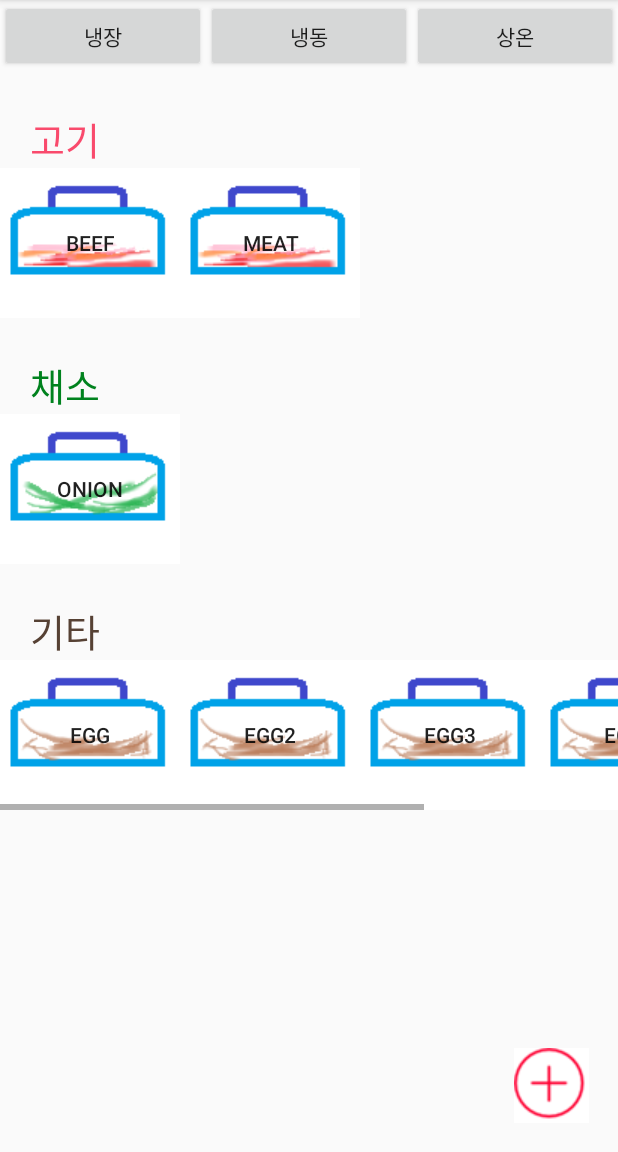
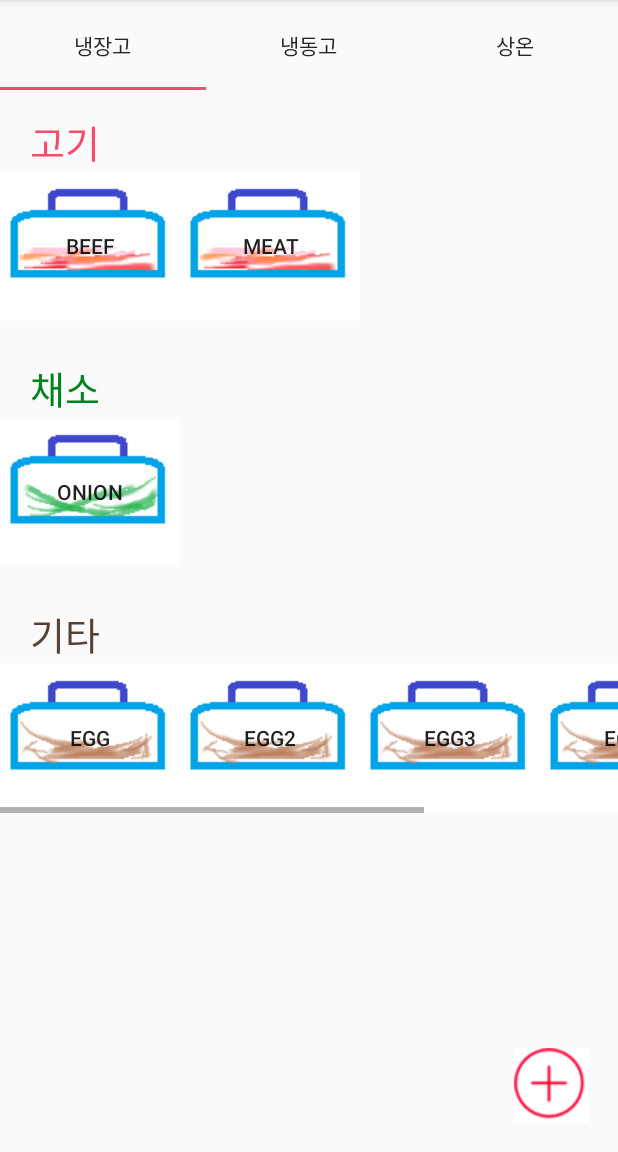
Before and after one commit to doodoo1213/Please_refrigerator, an Android app: the MainActivity screen opened directly, with no data from a screen before it, on a phone screen of 412 x 824 dp, the part 84-1236 px from its top. Run offline under Robolectric (Android 15) with nearby library versions, the phone set to English and light mode, and no system bars; our stand-ins replace ButterKnife.

Commit message:
- Tab 생성

```diff
--- a/app/src/main/java/com/example/kimjuyoung/please_refrigerator/activity/Freezer.java
+++ b/app/src/main/java/com/example/kimjuyoung/please_refrigerator/activity/Freezer.java
@@ -51,7 +51,7 @@ public class Freezer extends Fragment implements View.OnClickListener{
     }
     private void input_data(){
         meat_info.add(new Food_info("Beef", "2015.01.01"));
-        meat_info.add(new Food_info("Meat", "2015.01.02"));
+
 
         vege_info.add(new Food_info("onion", "2015.01.01"));
 
--- a/app/src/main/java/com/example/kimjuyoung/please_refrigerator/activity/MainActivity.java
+++ b/app/src/main/java/com/example/kimjuyoung/please_refrigerator/activity/MainActivity.java
@@ -2,13 +2,13 @@ package com.example.kimjuyoung.please_refrigerator.activity;
 
 
 import android.content.Intent;
+import android.support.design.widget.TabLayout;
 import android.support.v4.app.FragmentStatePagerAdapter;
 import android.support.v4.view.ViewPager;
 import android.support.v7.app.AppCompatActivity;
 import android.os.Bundle;
 import android.view.View;
-import android.widget.Button;
-import android.widget.Toast;
+
 
 import com.example.kimjuyoung.please_refrigerator.R;
 
@@ -26,36 +26,26 @@ public class MainActivity extends AppCompatActivity
         ButterKnife.bind(this);                 // using ButterKnife
 
         vp = (ViewPager)findViewById(R.id.vp);
-        Button btn_first = (Button)findViewById(R.id.btn_ref);
-        Button btn_second = (Button)findViewById(R.id.btn_fre);
-        Button btn_third = (Button)findViewById(R.id.btn_ord);
-
         vp.setAdapter(new pagerAdapter(getSupportFragmentManager()));
         vp.setCurrentItem(0);
 
-        btn_first.setOnClickListener(movePageListener);
-        btn_first.setTag(0);
-        btn_second.setOnClickListener(movePageListener);
-        btn_second.setTag(1);
-        btn_third.setOnClickListener(movePageListener);
-        btn_third.setTag(2);
+        TabLayout tabLayout = (TabLayout) findViewById(R.id.Tab_list);
+        tabLayout.addTab(tabLayout.newTab().setText("냉장"));
+        tabLayout.setupWithViewPager(vp);
+
     }
-
-    View.OnClickListener movePageListener = new View.OnClickListener()
-    {
-        @Override
-        public void onClick(View v)
-        {
-            int tag = (int) v.getTag();
-            vp.setCurrentItem(tag);
-        }
-    };
 
     private class pagerAdapter extends FragmentStatePagerAdapter
     {
+        private String[] tabTitles = new String[]{"냉장고", "냉동고", "상온"};
+
         public pagerAdapter(android.support.v4.app.FragmentManager fm)
         {
             super(fm);
+        }
+        @Override
+        public CharSequence getPageTitle(int position) {
+            return tabTitles[position];
         }
         @Override
         public android.support.v4.app.Fragment getItem(int position)
--- a/app/src/main/java/com/example/kimjuyoung/please_refrigerator/activity/Ordinary.java
+++ b/app/src/main/java/com/example/kimjuyoung/please_refrigerator/activity/Ordinary.java
@@ -58,8 +58,6 @@ public class Ordinary extends Fragment implements View.OnClickListener{
         etc_info.add(new Food_info("egg", "2015.01.01"));
         etc_info.add(new Food_info("egg2", "2015.01.02"));
         etc_info.add(new Food_info("egg3", "2015.01.02"));
-        etc_info.add(new Food_info("egg4", "2015.01.02"));
-        etc_info.add(new Food_info("egg5", "2015.01.02"));
     }
     private void initList() {
         input_data();
--- a/app/src/main/res/layout/activity_main.xml
+++ b/app/src/main/res/layout/activity_main.xml
@@ -1,43 +1,42 @@
 <?xml version="1.0" encoding="utf-8"?>
 <RelativeLayout xmlns:android="http://schemas.android.com/apk/res/android"
+    xmlns:app="http://schemas.android.com/apk/res-auto"
     android:layout_width="match_parent"
     android:layout_height="match_parent"
     >
-    <LinearLayout
-        android:id="@+id/ll"
+
+    <android.support.design.widget.TabLayout
+        android:id="@+id/Tab_list"
         android:layout_width="match_parent"
-        android:layout_height="wrap_content"
-        android:orientation="horizontal">
+        android:layout_height="60dp"
+        android:layout_alignParentStart="true"
+        android:layout_alignParentTop="true"
+        app:tabTextColor="@color/colorPrimaryDark">
 
-        <Button
-            android:id="@+id/btn_ref"
-            android:layout_width="0dip"
-            android:layout_height="match_parent"
-            android:layout_weight="1"
-            android:text="냉장" />
+        <android.support.design.widget.TabItem
+            android:layout_width="wrap_content"
+            android:layout_height="wrap_content"
+            android:text="@string/space1" />
 
-        <Button
-            android:id="@+id/btn_fre"
-            android:layout_width="0dip"
-            android:layout_height="match_parent"
-            android:layout_weight="1"
-            android:text="냉동" />
+        <android.support.design.widget.TabItem
+            android:layout_width="wrap_content"
+            android:layout_height="wrap_content"
+            android:text="@string/space2" />
 
-        <Button
-            android:id="@+id/btn_ord"
-            android:layout_width="0dip"
-            android:layout_height="match_parent"
-            android:layout_weight="1"
-            android:text="상온" />
-    </LinearLayout>
+        <android.support.design.widget.TabItem
+            android:layout_width="wrap_content"
+            android:layout_height="wrap_content"
+            android:text="@string/space3" />
+    </android.support.design.widget.TabLayout>
 
     <android.support.v4.view.ViewPager
         android:id="@+id/vp"
         android:layout_width="match_parent"
         android:layout_height="match_parent"
-        android:layout_above="@+id/btn_add"
         android:layout_alignParentStart="true"
-        android:layout_below="@+id/ll"></android.support.v4.view.ViewPager>
+        android:layout_alignParentTop="true"
+        android:layout_marginTop="50dp"
+        android:layout_marginBottom="70dp"></android.support.v4.view.ViewPager>
 
     <Button
         android:id="@+id/btn_add"
--- a/app/src/main/res/values/colors.xml
+++ b/app/src/main/res/values/colors.xml
@@ -1,7 +1,7 @@
 <?xml version="1.0" encoding="utf-8"?>
 <resources>
     <color name="colorPrimary">#FF0033</color>
-    <color name="colorPrimaryDark">#2A2323</color>
+    <color name="colorPrimaryDark">#2a2323</color>
     <color name="colorAccent">#F94A6C</color>
     <color name="meat">#F94A6C</color>
     <color name="vege">#00821E</color>
--- a/app/src/main/res/values/strings.xml
+++ b/app/src/main/res/values/strings.xml
@@ -15,4 +15,6 @@
     </string-array>
     <string name="txt_input">추가</string>
     <string name="txt_home">홈</string>
+
+
 </resources>
```
